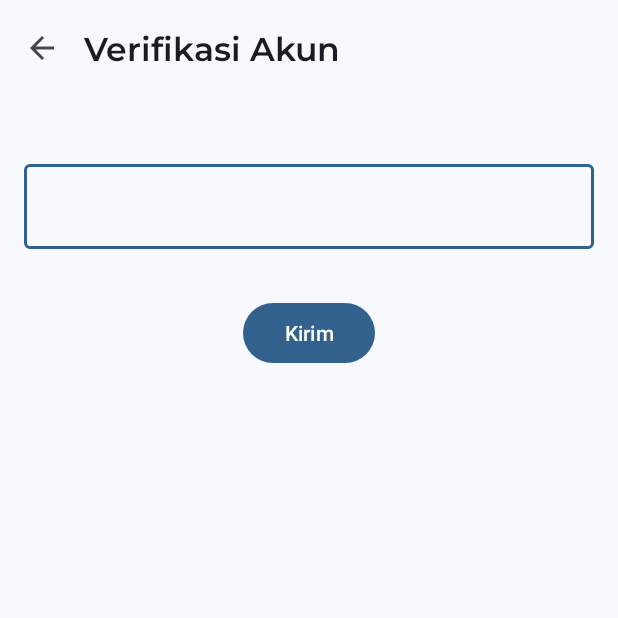
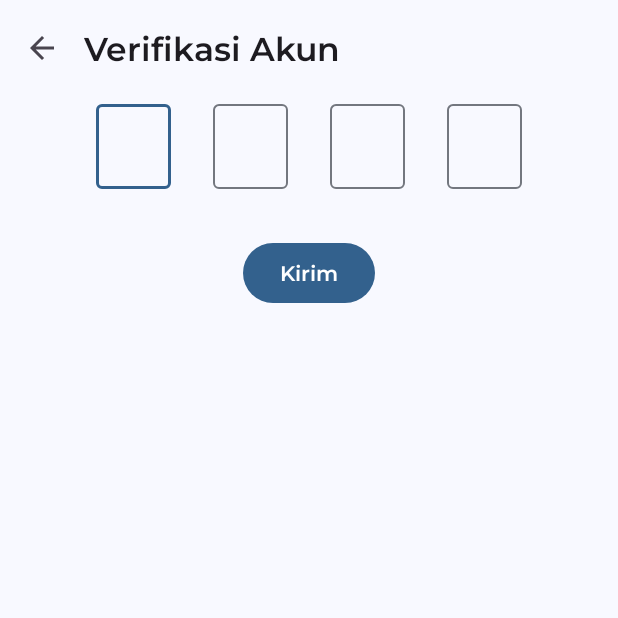
Before and after one commit to Sigit-Kurniawan/Mechaban-Mobile, an Android app: the VerifyOtpActivity screen opened directly, with no data from a screen before it, on a phone screen of 412 x 824 dp, the top half of it. Run offline under Robolectric (Android 15) with nearby library versions, the phone set to English and light mode, and no system bars.

```diff
--- a/app/src/main/java/com/sigit/mechaban/auth/VerifyOtpActivity.java
+++ b/app/src/main/java/com/sigit/mechaban/auth/VerifyOtpActivity.java
@@ -2,8 +2,13 @@ package com.sigit.mechaban.auth;
 
 import android.content.Intent;
 import android.os.Bundle;
+import android.text.Editable;
+import android.text.TextWatcher;
 import android.util.Log;
+import android.view.KeyEvent;
 import android.view.MenuItem;
+import android.view.inputmethod.EditorInfo;
+import android.widget.EditText;
 import android.widget.Toast;
 
 import androidx.annotation.NonNull;
@@ -27,6 +32,7 @@ import retrofit2.Response;
 public class VerifyOtpActivity extends AppCompatActivity {
     private final Account account = new Account();
     private final LoadingDialog loadingDialog = new LoadingDialog(this);
+    private TextInputEditText code1, code2, code3, code4;
 
     @Override
     protected void onCreate(Bundle savedInstanceState) {
@@ -39,7 +45,22 @@ public class VerifyOtpActivity extends AppCompatActivity {
         getSupportActionBar().setDisplayHomeAsUpEnabled(true);
         getSupportActionBar().setDisplayShowHomeEnabled(true);
 
-        TextInputEditText otpEditText = findViewById(R.id.otp_field);
+        code1 = findViewById(R.id.kode1field);
+        code2 = findViewById(R.id.kode2field);
+        code3 = findViewById(R.id.kode3field);
+        code4 = findViewById(R.id.kode4field);
+
+        setUpEditTextNavigation(code1, code2);
+        setUpEditTextNavigation(code2, code3);
+        setUpEditTextNavigation(code3, code4);
+
+        setUpBackspaceNavigation(code4, code3);
+        setUpBackspaceNavigation(code3, code2);
+        setUpBackspaceNavigation(code2, code1);
+
+        setUpNextButtonNavigation(code1, code2);
+        setUpNextButtonNavigation(code2, code3);
+        setUpNextButtonNavigation(code3, code4);
 
         findViewById(R.id.send_otp_btn).setOnClickListener(v -> {
             Intent intent = getIntent();
@@ -48,7 +69,7 @@ public class VerifyOtpActivity extends AppCompatActivity {
             account.setEmail(intent.getStringExtra("email"));
             account.setNo_hp(intent.getStringExtra("noHP"));
             account.setPassword(intent.getStringExtra("password"));
-            account.setOtp(Objects.requireNonNull(otpEditText.getText()).toString());
+            account.setOtp(String.join("", Objects.requireNonNull(code1.getText()).toString(), Objects.requireNonNull(code2.getText()).toString(), Objects.requireNonNull(code3.getText()).toString(), Objects.requireNonNull(code4.getText()).toString()));
 
             ApiInterface apiInterface = ApiClient.getRetrofit().create(ApiInterface.class);
             Call<AccountAPI> verifyCall = apiInterface.accountResponse(account);
@@ -125,4 +146,43 @@ public class VerifyOtpActivity extends AppCompatActivity {
 //                    .show(getSupportFragmentManager(), "ModalBottomSheet");
 //        }
     }
+
+    private void setUpEditTextNavigation(EditText currentEditText, EditText nextEditText) {
+        currentEditText.addTextChangedListener(new TextWatcher() {
+            @Override
+            public void beforeTextChanged(CharSequence s, int start, int count, int after) {}
+
+            @Override
+            public void onTextChanged(CharSequence s, int start, int before, int count) {
+                if (s.length() >= 1 && nextEditText != null) {
+                    nextEditText.requestFocus();
+                }
+            }
+
+            @Override
+            public void afterTextChanged(Editable s) {}
+        });
+    }
+
+    private void setUpBackspaceNavigation(EditText currentEditText, EditText previousEditText) {
+        currentEditText.setOnKeyListener((v, keyCode, event) -> {
+            if (keyCode == KeyEvent.KEYCODE_DEL && event.getAction() == KeyEvent.ACTION_DOWN) {
+                if (currentEditText.getText().toString().isEmpty() && previousEditText != null) {
+                    previousEditText.requestFocus();
+                    previousEditText.setSelection(previousEditText.getText().length());
+                }
+            }
+            return false;
+        });
+    }
+
+    private void setUpNextButtonNavigation(EditText currentEditText, EditText nextEditText) {
+        currentEditText.setOnEditorActionListener((v, actionId, event) -> {
+            if (actionId == EditorInfo.IME_ACTION_NEXT && nextEditText != null) {
+                nextEditText.requestFocus();
+                return true;
+            }
+            return false;
+        });
+    }
 }
--- a/app/src/main/java/com/sigit/mechaban/dashboard/customer/dashboard/DashboardActivity.java
+++ b/app/src/main/java/com/sigit/mechaban/dashboard/customer/dashboard/DashboardActivity.java
@@ -32,7 +32,7 @@ public class DashboardActivity extends AppCompatActivity {
         setContentView(R.layout.activity_dashboard);
 
         homeFragment = new HomeFragment();
-        garageFragment = new GarageFragment(this::updateFabVisibility);
+        garageFragment = new GarageFragment();
         activityFragment = new ActivityFragment();
         accountFragment = new AccountFragment();
         floatingActionButton = findViewById(R.id.fab_button);
@@ -94,12 +94,4 @@ public class DashboardActivity extends AppCompatActivity {
             floatingActionButton.hide();
         }
     }
-
-    private void updateFabVisibility(boolean isCarListNotEmpty) {
-        if (isCarListNotEmpty) {
-            floatingActionButton.show();
-        } else {
-            floatingActionButton.hide();
-        }
-    }
 }
--- a/app/src/main/java/com/sigit/mechaban/dashboard/customer/fragment/GarageFragment.java
+++ b/app/src/main/java/com/sigit/mechaban/dashboard/customer/fragment/GarageFragment.java
@@ -31,16 +31,7 @@ import retrofit2.Response;
 public class GarageFragment extends Fragment {
     private SessionManager sessionManager;
     private RecyclerView carList;
-    private final CallbackInterface callback;
     private final Car car = new Car();
-
-    public interface CallbackInterface {
-        void updateFabVisibility(boolean isCarListEmpty);
-    }
-
-    public GarageFragment(CallbackInterface callback) {
-        this.callback = callback;
-    }
 
     @Override
     public void onCreate(Bundle savedInstanceState) {
@@ -79,7 +70,8 @@ public class GarageFragment extends Fragment {
                         carList.setLayoutManager(new LinearLayoutManager(getContext()));
                         carList.setAdapter(new CarAdapter(requireActivity().getApplicationContext(), carItemList));
                     } else {
-                        callback.updateFabVisibility(false);
+                        requireView().findViewById(R.id.empty_view).setVisibility(View.VISIBLE);
+                        requireView().findViewById(R.id.car_list_view).setVisibility(View.GONE);
                     }
                 }
             }
--- a/app/src/main/java/com/sigit/mechaban/dashboard/customer/garage/AddCarActivity.java
+++ b/app/src/main/java/com/sigit/mechaban/dashboard/customer/garage/AddCarActivity.java
@@ -202,8 +202,7 @@ public class AddCarActivity extends AppCompatActivity {
                     }
                 });
             });
-        }
-
+        } else {
             saveButton.setOnClickListener(v -> {
                 nopol = String.join("", Objects.requireNonNull(kodeWilayahEditText.getText()).toString(), Objects.requireNonNull(angkaEditText.getText()).toString(), Objects.requireNonNull(hurufEditText.getText()).toString());
                 merk = Objects.requireNonNull(merkEditText.getText()).toString();
@@ -239,6 +238,7 @@ public class AddCarActivity extends AppCompatActivity {
                     }
                 });
             });
+        }
     }
 
     @Override
--- a/app/src/main/res/layout/activity_verify_otp.xml
+++ b/app/src/main/res/layout/activity_verify_otp.xml
@@ -26,30 +26,95 @@
 
     </androidx.appcompat.widget.Toolbar>
 
-    <com.google.android.material.textfield.TextInputLayout
-        android:id="@+id/textInputLayout"
+    <LinearLayout
+        android:id="@+id/code_otp"
         android:layout_width="match_parent"
         android:layout_height="wrap_content"
-        android:layout_marginHorizontal="16dp"
-        android:layout_marginTop="40dp"
-        app:layout_constraintStart_toStartOf="parent"
+        android:layout_marginHorizontal="64dp"
+        android:baselineAligned="false"
         app:layout_constraintTop_toBottomOf="@+id/toolbar">
 
-        <com.google.android.material.textfield.TextInputEditText
-            android:id="@+id/otp_field"
-            android:layout_width="match_parent"
-            android:layout_height="wrap_content" />
+        <com.google.android.material.textfield.TextInputLayout
+            android:id="@+id/kode1"
+            android:layout_width="wrap_content"
+            android:layout_height="wrap_content"
+            android:layout_weight="1">
 
-    </com.google.android.material.textfield.TextInputLayout>
+            <com.google.android.material.textfield.TextInputEditText
+                android:id="@+id/kode1field"
+                android:layout_width="match_parent"
+                android:layout_height="wrap_content"
+                android:fontFamily="@font/montserrat_medium"
+                android:gravity="center"
+                android:inputType="number"
+                android:maxLength="1" />
+
+        </com.google.android.material.textfield.TextInputLayout>
+
+        <com.google.android.material.textfield.TextInputLayout
+            android:id="@+id/kode2"
+            android:layout_width="wrap_content"
+            android:layout_height="wrap_content"
+            android:layout_weight="1"
+            android:layout_marginHorizontal="28dp">
+
+            <com.google.android.material.textfield.TextInputEditText
+                android:id="@+id/kode2field"
+                android:layout_width="match_parent"
+                android:layout_height="wrap_content"
+                android:fontFamily="@font/montserrat_medium"
+                android:gravity="center"
+                android:inputType="number"
+                android:maxLength="1" />
+
+        </com.google.android.material.textfield.TextInputLayout>
+
+        <com.google.android.material.textfield.TextInputLayout
+            android:id="@+id/kode3"
+            android:layout_width="wrap_content"
+            android:layout_height="wrap_content"
+            android:layout_weight="1"
+            android:layout_marginEnd="28dp">
+
+            <com.google.android.material.textfield.TextInputEditText
+                android:id="@+id/kode3field"
+                android:layout_width="match_parent"
+                android:layout_height="wrap_content"
+                android:fontFamily="@font/montserrat_medium"
+                android:gravity="center"
+                android:inputType="number"
+                android:maxLength="1" />
+
+        </com.google.android.material.textfield.TextInputLayout>
+
+        <com.google.android.material.textfield.TextInputLayout
+            android:id="@+id/kode4"
+            android:layout_width="wrap_content"
+            android:layout_height="wrap_content"
+            android:layout_weight="1">
+
+            <com.google.android.material.textfield.TextInputEditText
+                android:id="@+id/kode4field"
+                android:layout_width="match_parent"
+                android:layout_height="wrap_content"
+                android:fontFamily="@font/montserrat_medium"
+                android:gravity="center"
+                android:inputType="number"
+                android:maxLength="1" />
+
+        </com.google.android.material.textfield.TextInputLayout>
+
+    </LinearLayout>
 
     <Button
         android:id="@+id/send_otp_btn"
         android:layout_width="wrap_content"
         android:layout_height="wrap_content"
         android:layout_marginTop="32dp"
-        android:text="Kirim"
+        android:text="@string/kirim"
+        android:fontFamily="@font/montserrat_semibold"
         app:layout_constraintEnd_toEndOf="parent"
         app:layout_constraintStart_toStartOf="parent"
-        app:layout_constraintTop_toBottomOf="@+id/textInputLayout" />
+        app:layout_constraintTop_toBottomOf="@+id/code_otp" />
 
 </androidx.constraintlayout.widget.ConstraintLayout>
--- a/app/src/main/res/values/strings.xml
+++ b/app/src/main/res/values/strings.xml
@@ -55,4 +55,5 @@
     <string name="auto">Auto</string>
     <string name="hapus_mobil">Hapus Mobil</string>
     <string name="hapus_akun">Hapus Akun</string>
+    <string name="kirim">Kirim</string>
 </resources>
```
Lines whose indentation alone changed are shown as unchanged.
